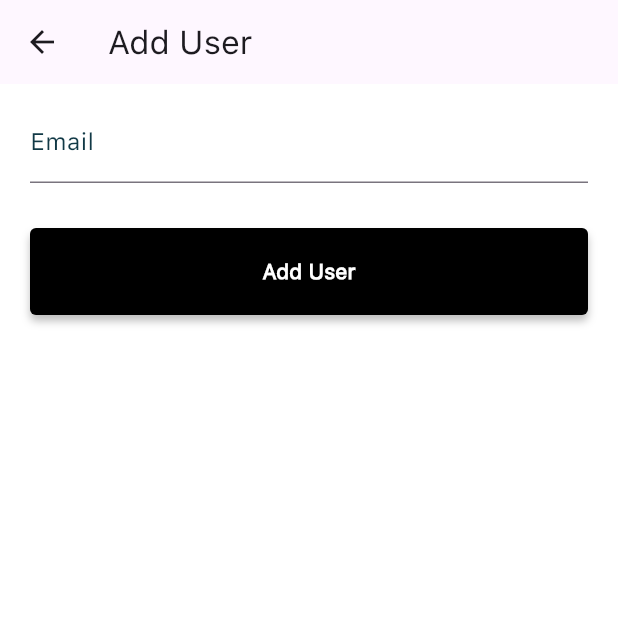
After one commit to Bhavya2004/Performance-And-Project-Management-Tool, a Flutter app: the AdminDashboard screen opened by its route, after a tap on "Add User", on a phone screen of 412 x 824 dp, the top half of it. The commit adds this screen. Run offline on Flutter 3.47's test engine with Material 3 defaults, Android fonts, the phone set to English and light mode, and no system bars; our stand-ins replace cloud_firestore, firebase_auth, firebase_core; accounts and stored records are empty; project files that could hold a hidden picture were left out.

Commit message:
Role Based Login Implemented

```diff
--- a/lib/components/snackbar.dart
+++ b/lib/components/snackbar.dart
@@ -11,7 +11,7 @@ void showSnackBar({dynamic message, dynamic context}) {
         ),
       ),
       duration: Duration(seconds: 2),
-      backgroundColor: AppColor.elephant,
+      backgroundColor: AppColor.black,
     ),
   );
 }
--- a/lib/components/textfield.dart
+++ b/lib/components/textfield.dart
@@ -2,19 +2,21 @@ import 'package:flutter/material.dart';
 import 'package:flutter/services.dart';
 import 'package:ppmt/constants/color.dart';
 
-Widget textFormField({
-  required String? Function(String?)? validator,
-  required TextEditingController controller,
-  required TextInputType keyboardType,
-  required String labelText,
-  Widget? prefixIcon,
-  required bool obscureText,
-}) {
+Widget textFormField(
+    {required String? Function(String?)? validator,
+    required TextEditingController controller,
+    required TextInputType keyboardType,
+    required String labelText,
+    Widget? prefixIcon,
+    required bool obscureText,
+    dynamic inputFormatNumber}) {
   return Padding(
-    padding: const EdgeInsets.fromLTRB(20, 20, 20, 0),
+    padding: const EdgeInsets.fromLTRB(20, 10, 20, 0),
     child: Focus(
       child: TextFormField(
+        obscureText: obscureText,
         validator: validator,
+        inputFormatters: [LengthLimitingTextInputFormatter(inputFormatNumber)],
         controller: controller,
         keyboardType: keyboardType,
         cursorColor: AppColor.elephant,
--- /dev/null
+++ b/lib/routes/route.dart
@@ -0,0 +1,20 @@
+import 'package:flutter/material.dart';
+import 'package:ppmt/auth_page.dart';
+import 'package:ppmt/screens/add_user.dart';
+import 'package:ppmt/screens/admin_dashboard.dart';
+import 'package:ppmt/screens/signin_screen.dart';
+import 'package:ppmt/screens/splash_screen.dart';
+import 'package:ppmt/screens/user.dart';
+import 'package:ppmt/screens/user_dashboard.dart';
+import 'package:ppmt/screens/users.dart';
+
+Map<String, Widget Function(BuildContext)> route = {
+  '/' : (context) => Splash(),
+  '/auth' : (context) => AuthPage(),
+  '/signin': (context) => SignInScreen(),
+  '/admin_dashboard': (context) => AdminDashboard(),
+  '/user_dashboard': (context) => UserDashboard(),
+  "/add_user": (context) => AddUser(),
+  "/user_list": (context) => Users(),
+  "/user": (context) => User(),
+};
--- /dev/null
+++ b/lib/screens/add_user.dart
@@ -0,0 +1,162 @@
+import 'package:cloud_firestore/cloud_firestore.dart';
+import 'package:firebase_auth/firebase_auth.dart';
+import 'package:flutter/material.dart';
+import 'package:ppmt/components/button.dart';
+import 'package:ppmt/components/textfield.dart';
+import 'dart:math';
+
+class AddUser extends StatefulWidget {
+  const AddUser({Key? key}) : super(key: key);
+
+  @override
+  State<AddUser> createState() => _AddUserState();
+}
+
+class _AddUserState extends State<AddUser> {
+  final _formSignInKey = GlobalKey<FormState>();
+
+  final nameController = TextEditingController();
+  final surNameController = TextEditingController();
+  final emailController = TextEditingController();
+  final phoneNumberController = TextEditingController();
+
+  bool _isMounted = false;
+
+  @override
+  void initState() {
+    super.initState();
+    _isMounted = true;
+  }
+
+  @override
+  void dispose() {
+    _isMounted = false;
+    emailController.dispose();
+    super.dispose();
+  }
+
+  @override
+  Widget build(BuildContext context) {
+    return Scaffold(
+      backgroundColor: Colors.white,
+      appBar: AppBar(
+        title: Text("Add User"),
+      ),
+      body: SingleChildScrollView(
+        child: Column(
+          children: [
+            Form(
+              key: _formSignInKey,
+              child: Column(
+                children: [
+                  textFormField(
+                    controller: emailController,
+                    obscureText: false,
+                    validator: (value) {
+                      if (value == null || value.trim().isEmpty) {
+                        return "Email is required";
+                      }
+                      return null;
+                    },
+                    keyboardType: TextInputType.emailAddress,
+                    labelText: 'Email',
+                  ),
+                  SizedBox(
+                    height: 20,
+                  ),
+                  button(
+                    buttonName: "Add User",
+                    onPressed: addUser,
+                  ),
+                ],
+              ),
+            ),
+          ],
+        ),
+      ),
+    );
+  }
+
+  Future<void> addUser() async {
+    if (_formSignInKey.currentState!.validate()) {
+      try {
+        // Create user account in Firebase Authentication
+        await FirebaseAuth.instance
+            .createUserWithEmailAndPassword(
+              email: emailController.text,
+              password: generateRandomPassword(),
+            )
+            .then(
+              (value) => {
+                postDetailsToFirestore(emailController.text, "user"),
+              },
+            );
+        // Send temporary password to user's email
+        await sendTemporaryPassword(
+            emailController.text, generateRandomPassword());
+
+        ScaffoldMessenger.of(context).showSnackBar(
+          SnackBar(
+            content: Text(
+                'User registered successfully. Check your email for the password.'),
+          ),
+        );
+
+        // Navigate back to Dashboard after registration
+        Navigator.of(context).pushReplacementNamed('/user_dashboard');
+      } on FirebaseAuthException catch (e) {
+        if (e.code == 'email-already-in-use') {
+          ScaffoldMessenger.of(context).showSnackBar(
+            SnackBar(
+              content: Text('The account already exists for that email'),
+            ),
+          );
+        }
+      } catch (e) {
+        print(e);
+        ScaffoldMessenger.of(context).showSnackBar(
+          SnackBar(
+            content: Text('An error occurred. Please try again later'),
+          ),
+        );
+      }
+    }
+
+    if (!_isMounted) {
+      return;
+    }
+  }
+
+// Generate a random temporary password
+  String generateRandomPassword() {
+    const int minLength = 8;
+    const int maxLength = 12;
+    const _chars =
+        'abcdefghijklmnopqrstuvwxyzABCDEFGHIJKLMNOPQRSTUVWXYZ0123456789';
+    final Random _random = Random.secure();
+
+    final length = minLength + _random.nextInt(maxLength - minLength + 1);
+
+    return Iterable.generate(
+        length, (_) => _chars[_random.nextInt(_chars.length)]).join();
+  }
+
+// Send temporary password to the user's email address
+  Future<void> sendTemporaryPassword(
+      String email, String temporaryPassword) async {
+    try {
+      await FirebaseAuth.instance.sendPasswordResetEmail(email: email);
+      print('Temporary password sent to $email');
+    } catch (e) {
+      print('Failed to send temporary password: $e');
+      // Handle error appropriately
+    }
+  }
+
+  postDetailsToFirestore(String email, String rool) async {
+    FirebaseFirestore firebaseFirestore = FirebaseFirestore.instance;
+    var user = FirebaseAuth.instance.currentUser;
+    CollectionReference ref = firebaseFirestore.collection('users');
+    ref.doc(user!.uid).set({'email': emailController.text, 'role': rool});
+  }
+}
--- /dev/null
+++ b/lib/screens/admin_dashboard.dart
@@ -0,0 +1,118 @@
+import 'package:cloud_firestore/cloud_firestore.dart';
+import 'package:firebase_auth/firebase_auth.dart';
+import 'package:flutter/cupertino.dart';
+import 'package:flutter/material.dart';
+import 'package:flutter/widgets.dart';
+
+class AdminDashboard extends StatefulWidget {
+  AdminDashboard({Key? key});
+
+  @override
+  State<AdminDashboard> createState() => _AdminDashboardState();
+}
+
+class _AdminDashboardState extends State<AdminDashboard> {
+  @override
+  Widget build(BuildContext context) {
+    return Scaffold(
+      appBar: AppBar(
+        title: Text('Admin Dashboard'),
+        actions: [
+          PopupMenuButton(
+            itemBuilder: (BuildContext context) {
+              return [
+                PopupMenuItem(
+                  child: Text('Option 1'),
+                  value: 1,
+                ),
+                PopupMenuItem(
+                  child: ListTile(
+                    onTap: () async {
+                      await FirebaseAuth.instance.signOut();
+                      Navigator.pushReplacementNamed(context, '/signin');
+                    },
+                    title: Text('Logout'),
+                  ),
+                  value: 2,
+                ),
+              ];
+            },
+            onSelected: (value) {
+              // Handle selection from the dropdown here
+              print('Selected option: $value');
+            },
+          ),
+        ],
+      ),
+      body: Center(
+        child: StreamBuilder<User?>(
+          stream: FirebaseAuth.instance.authStateChanges(),
+          builder: (context, snapshot) {
+            if (snapshot.connectionState == ConnectionState.waiting) {
+              return CircularProgressIndicator();
+            }
+            if (snapshot.hasData && snapshot.data != null) {
+              return FutureBuilder<int>(
+                future: getUserCount(),
+                builder: (context, userCountSnapshot) {
+                  if (userCountSnapshot.connectionState ==
+                      ConnectionState.waiting) {
+                    return CircularProgressIndicator();
+                  }
+                  if (userCountSnapshot.hasData) {
+                    return Column(
+                      children: [
+                        GestureDetector(
+                          onTap: () {
+                            Navigator.of(context).pushNamed("/user_list");
+                          },
+                          child: Card(
+                            margin: EdgeInsets.all(20),
+                            child: Padding(
+                              padding: const EdgeInsets.all(8.0),
+                              child: Text(
+                                "Total User : ${userCountSnapshot.data}",
+                                style: TextStyle(
+                                  fontSize: 25,
+                                  fontWeight: FontWeight.w900,
+                                ),
+                              ),
+                            ),
+                          ),
+                        ),
+                      ],
+                    );
+                  } else {
+                    return Text('Failed to fetch user count');
+                  }
+                },
+              );
+            }
+            return Text('Not logged in');
+          },
+        ),
+      ),
+      floatingActionButton: FloatingActionButton.extended(
+        onPressed: () {
+          Navigator.of(context).pushNamed('/add_user');
+        },
+        icon: Icon(
+          CupertinoIcons.add,
+        ),
+        label: Text("Add User"),
+      ),
+    );
+  }
+
+  Future<int> getUserCount() async {
+    User? user = FirebaseAuth.instance.currentUser;
+    QuerySnapshot<Map<String, dynamic>> snapshot = await FirebaseFirestore
+        .instance
+        .collection('users')
+        .where('role', isEqualTo: 'user')
+        .get();
+    int userCount = snapshot.size;
+    print(userCount);
+    return userCount;
+  }
+}
--- /dev/null
+++ b/lib/screens/user.dart
@@ -0,0 +1,20 @@
+import 'package:flutter/material.dart';
+
+class User extends StatefulWidget{
+  const User({super.key});
+
+  @override
+  State<User> createState() => _UserState();
+}
+
+class _UserState extends State<User> {
+  @override
+  Widget build(BuildContext context) {
+    return Scaffold(
+      appBar: AppBar(
+        title: Text("data"),
+      ),
+      body: Card(),
+    );
+  }
+}
--- a/pubspec.yaml
+++ b/pubspec.yaml
@@ -32,6 +32,7 @@ dependencies:
     sdk: flutter
   firebase_core: ^2.27.1
   firebase_auth: ^4.17.9
+  cloud_firestore: ^4.15.9
 
 
   # The following adds the Cupertino Icons font to your application.
```
Also changed, not shown: lib/auth_page.dart (+31 -15 lines), lib/main.dart (+4 -3 lines), lib/screens/next_screen.dart (deleted, +0 -59 lines), lib/screens/signin_screen.dart (+26 -8 lines), lib/screens/splash_screen.dart (+1 -6 lines), lib/screens/user_dashboard.dart (added, +56 -0 lines), lib/screens/users.dart (added, +54 -0 lines), pubspec.lock, 4 other files.
